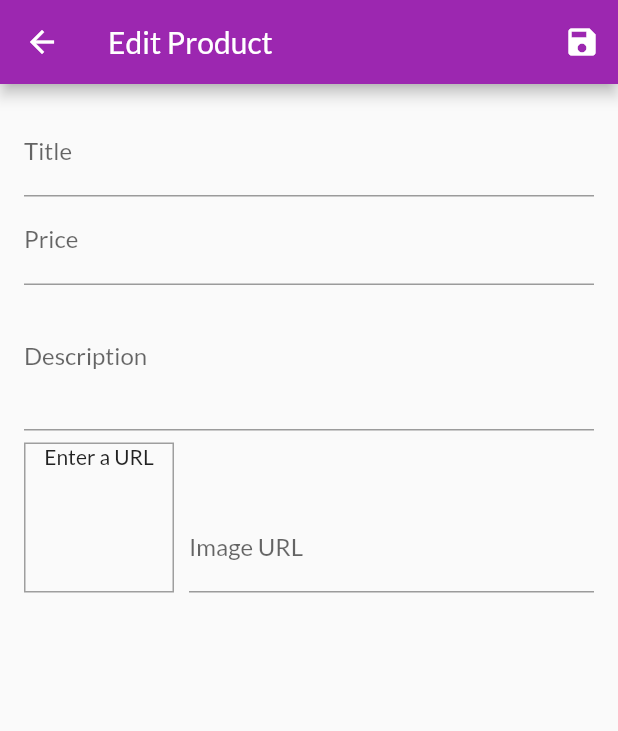
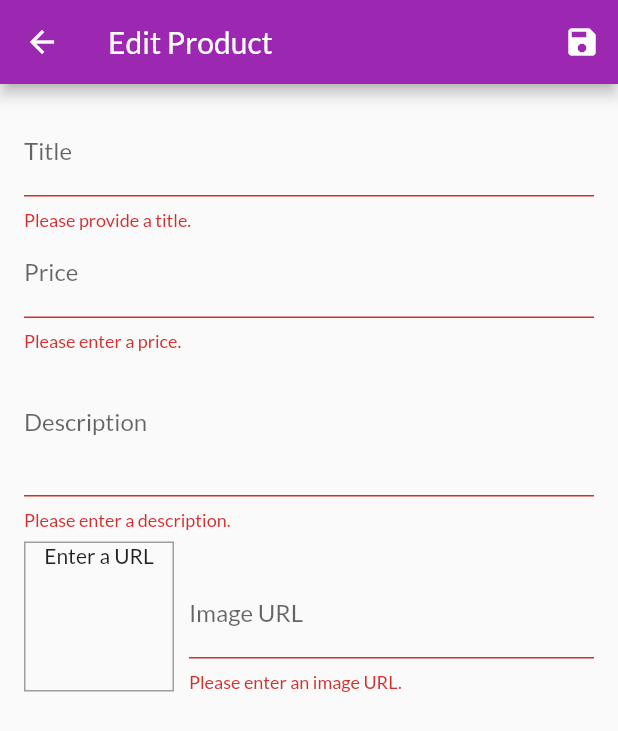
Before and after one commit to nonsocchi/shop_app, a Flutter app: the EditProductScreen screen opened by its route, after a tap on the "save" icon, on a phone screen of 412 x 824 dp. Shown: the top 731 px of the screen. Run offline on Flutter 3.47's test engine with Material 2 defaults, Android fonts, the phone set to English and light mode, and no system bars; network calls fail.

Commit message:
added validation to all inputs

```diff
--- a/lib/routes/edit_product_screen.dart
+++ b/lib/routes/edit_product_screen.dart
@@ -38,11 +38,20 @@ class _EditProductScreenState extends State<EditProductScreen> {
 
   void _updateImageUrl() {
     if (!_imageUrlFocusNode.hasFocus) {
+      if (!_imageUrlController.text.startsWith('http') &&
+          !_imageUrlController.text.startsWith('https')) {
+        return;
+      }
       setState(() {});
     }
   }
 
   void _saveForm() {
+    final isValid = _form.currentState!.validate();
+
+    if (!isValid) {
+      return;
+    }
     _form.currentState!.save();
     print(_editedProduct.title);
     print(_editedProduct.price);
@@ -73,6 +82,8 @@ class _EditProductScreenState extends State<EditProductScreen> {
                 textInputAction: TextInputAction.next,
                 onSaved: (newValue) =>
                     _editedProduct = _editedProduct.copyWith(title: newValue),
+                validator: (value) =>
+                    value!.isEmpty ? 'Please provide a title.' : null,
               ),
               TextFormField(
                   decoration: const InputDecoration(labelText: 'Price'),
@@ -80,14 +91,33 @@ class _EditProductScreenState extends State<EditProductScreen> {
                   keyboardType: TextInputType.number,
                   onSaved: (newValue) => _editedProduct =
                       _editedProduct.copyWith(price: double.parse(newValue!)),
-              ),
+                  validator: (value) {
+                    if (value!.isEmpty) {
+                      return 'Please enter a price.';
+                    }
+                    if (double.tryParse(value) == null) {
+                      return 'Please enter a valid number.';
+                    }
+                    if (double.parse(value) <= 0) {
+                      return 'Please enter a number greater than zero.';
+                    }
+                    return null;
+                  }),
               TextFormField(
                   decoration: const InputDecoration(labelText: 'Description'),
                   maxLines: 3,
                   keyboardType: TextInputType.multiline,
                   onSaved: (newValue) => _editedProduct =
                       _editedProduct.copyWith(description: newValue),
-              ),
+                  validator: (value) {
+                    if (value!.isEmpty) {
+                      return 'Please enter a description.';
+                    }
+                    if (value.length < 10) {
+                      return 'Description should be at least 10 characters long.';
+                    }
+                    return null;
+                  }),
               Row(
                 crossAxisAlignment: CrossAxisAlignment.end,
                 children: [
@@ -120,6 +150,16 @@ class _EditProductScreenState extends State<EditProductScreen> {
                       onFieldSubmitted: (_) => _saveForm(),
                       onSaved: (newValue) => _editedProduct =
                           _editedProduct.copyWith(imageUrl: newValue),
+                      validator: (value) {
+                        if (value!.isEmpty) {
+                          return 'Please enter an image URL.';
+                        }
+                        if (!value.startsWith('http') &&
+                            !value.startsWith('https')) {
+                          return 'Please enter a valid URL.';
+                        }
+                        return null;
+                      },
                     ),
                   ),
                 ],
```
Lines whose indentation alone changed are shown as unchanged.
